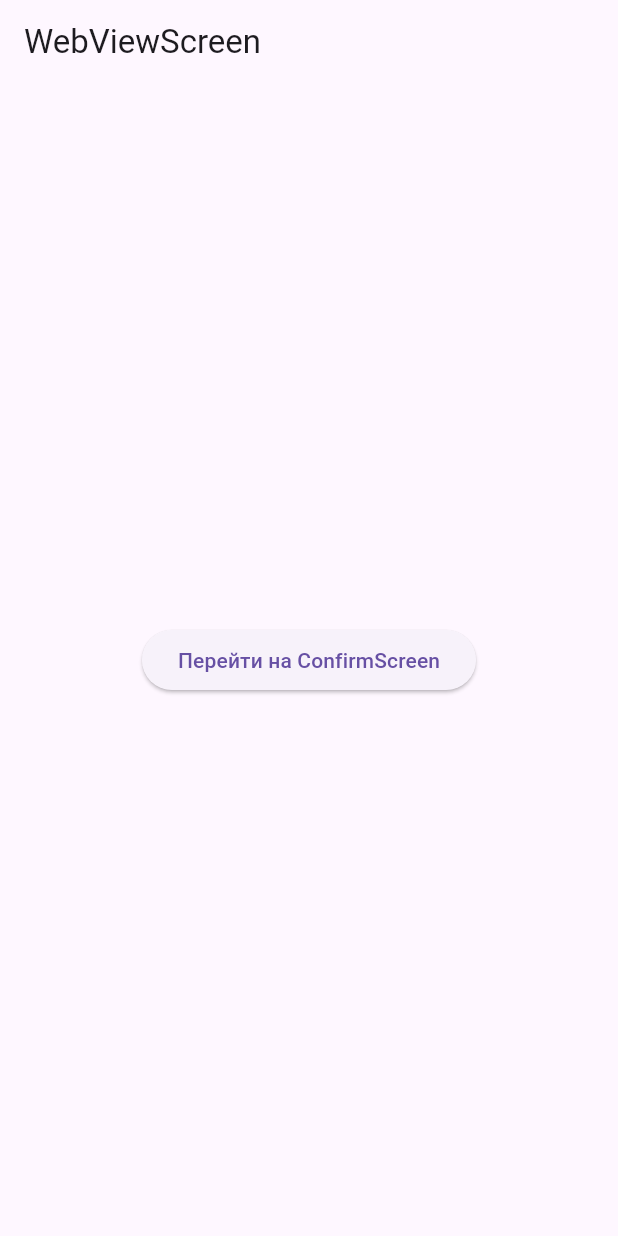
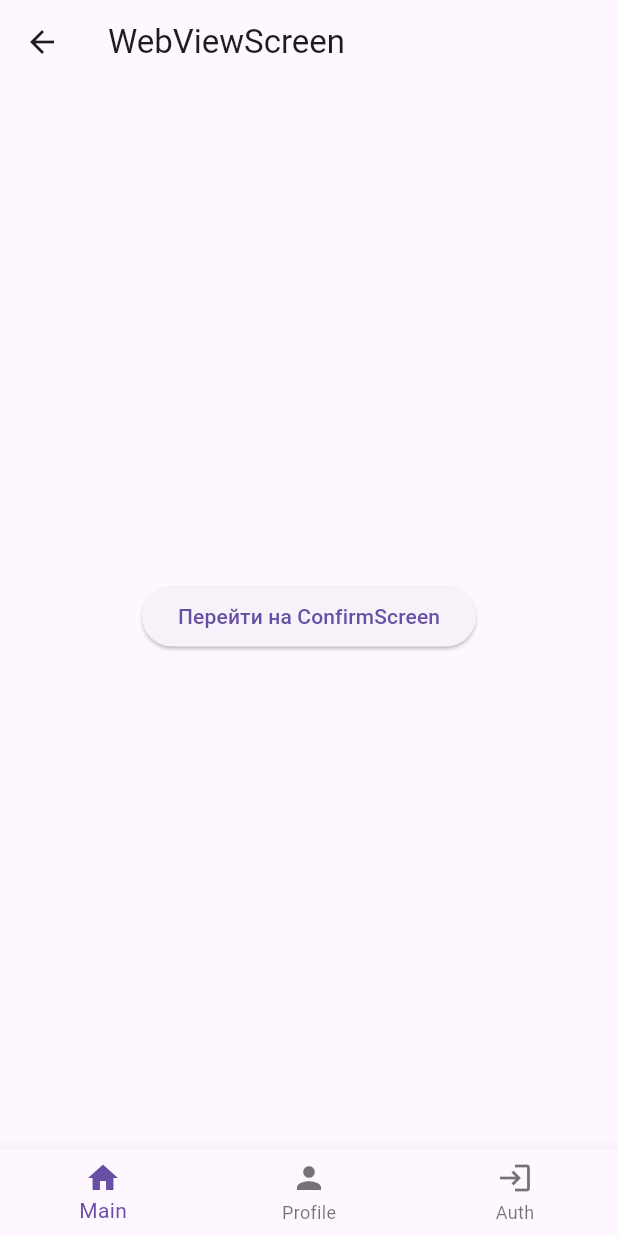
Before and after one commit to petrovyuri/go_router_example, a Flutter app: the WebViewScreen screen opened by its route, on a phone screen of 412 x 824 dp. Run offline on Flutter 3.47's test engine with Material 3 defaults, Android fonts, the phone set to English and light mode, and no system bars; our stand-ins replace go_router.

Commit message:
feat(main): Переход на webview через диплинк

```diff
--- a/lib/features/main/main_routes.dart
+++ b/lib/features/main/main_routes.dart
@@ -1,5 +1,6 @@
 import 'package:go_router/go_router.dart';
 import 'package:go_router_example/features/main/screens/main_screen.dart';
+import 'package:go_router_example/features/webview/webview_screen.dart';
 
 abstract final class MainRoutes {
   static const String mainPath = '/main';
@@ -8,9 +9,15 @@ abstract final class MainRoutes {
   static StatefulShellBranch buildShellBranch() =>
       StatefulShellBranch(initialLocation: mainPath, routes: [
         GoRoute(
-          path: mainPath,
-          name: mainScreen,
-          builder: (context, state) => const MainScreen(),
-        )
+            path: mainPath,
+            name: mainScreen,
+            builder: (context, state) => const MainScreen(),
+            routes: [
+              GoRoute(
+                path: '/web_main',
+                name: 'web_main',
+                builder: (context, state) => const WebViewScreen(),
+              )
+            ])
       ]);
 }
--- a/lib/features/root/root_routes.dart
+++ b/lib/features/root/root_routes.dart
@@ -1,4 +1,4 @@
-import 'package:flutter/cupertino.dart';
+import 'package:flutter/material.dart';
 import 'package:go_router/go_router.dart';
 import 'package:go_router_example/features/auth/auth_routes.dart';
 import 'package:go_router_example/features/main/main_routes.dart';
@@ -10,7 +10,8 @@ abstract final class RootRoutes {
   static RouteBase build(GlobalKey<NavigatorState>? navigatorKey) {
     return StatefulShellRoute.indexedStack(
       parentNavigatorKey: navigatorKey,
-      builder: (_, __, navigationShell) => RootScreen(navigationShell: navigationShell),
+      builder: (_, __, navigationShell) =>
+          RootScreen(navigationShell: navigationShell),
       branches: [
         MainRoutes.buildShellBranch(),
         ProfileRoutes.buildShellBranch(),
--- a/lib/main.dart
+++ b/lib/main.dart
@@ -4,8 +4,7 @@ import 'package:go_router_example/app_router.dart';
 final _appRouter = AppRouter.instance.initRouter();
 
 void main() {
-  // const link = ProfileRoutes.secondDetailScreen;
-  // _appRouter.goNamed(link);
+  _appRouter.goNamed('web_main');
 
   runApp(const MyApp());
 }
```
